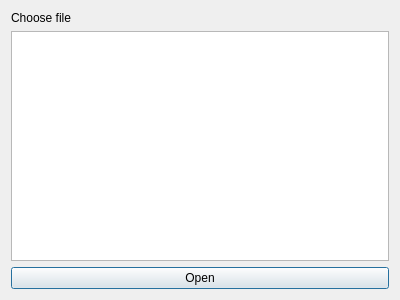
SimoneDutto/CollaborativeEditor, file client/dialog.ui: the form before one commit.
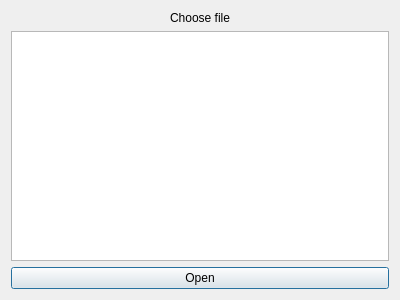
The form after the commit.

Patch:
```diff
--- a/client/dialog.ui
+++ b/client/dialog.ui
@@ -19,6 +19,9 @@
      <property name="text">
       <string>Choose file</string>
      </property>
+     <property name="alignment">
+      <set>Qt::AlignCenter</set>
+     </property>
     </widget>
    </item>
    <item>
```
